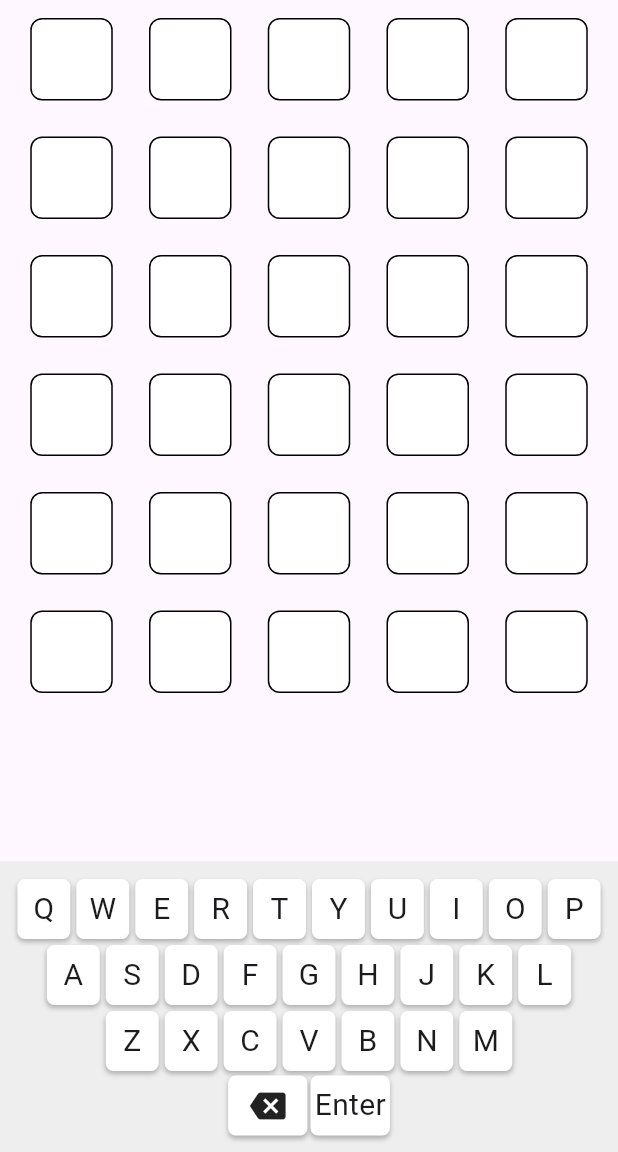
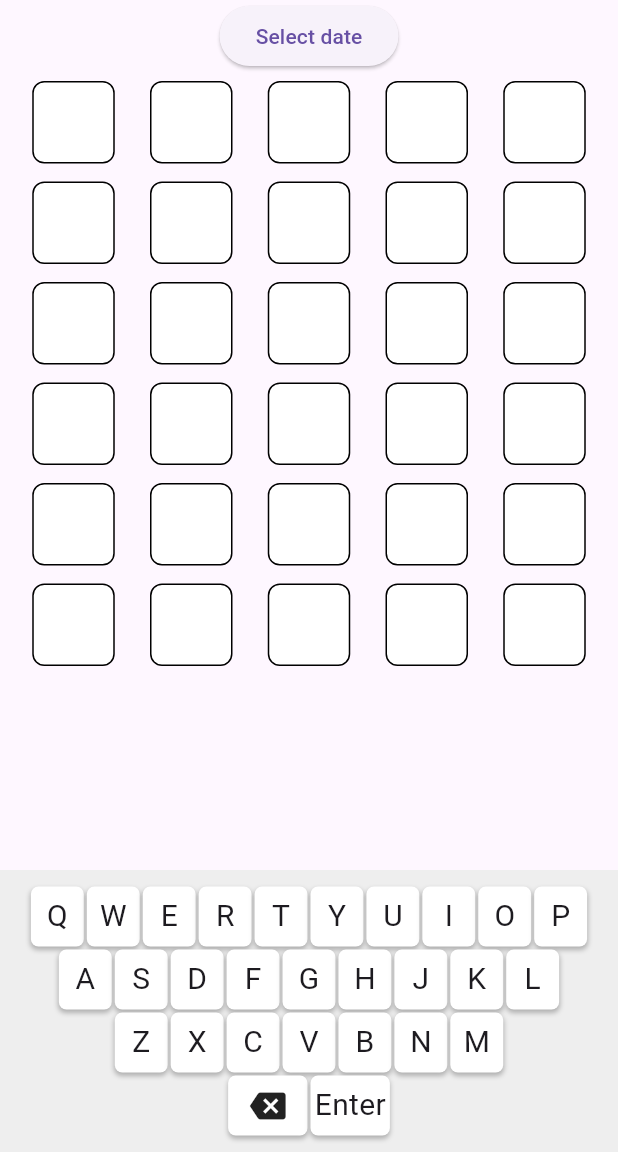
Before and after one commit to deda-72/late_solver, a Flutter app: the screen it shows after launch, on a phone screen of 412 x 824 dp, the part 84-1236 px from its top. Run offline on Flutter 3.47's test engine with Material 3 defaults, Android fonts, the phone set to English and light mode, and no system bars.

Commit message:
Update main.dart

```diff
--- a/lib/main.dart
+++ b/lib/main.dart
@@ -23,6 +23,7 @@ class _LetterRowScreenState extends State<LetterRowScreen> {
       List.generate(6, (_) => List.generate(5, (_) => ''));
   int currentRow = 0; // Keep track of the current row being edited
   bool isFixed = false;
+  DateTime? selectedDate;
 
   void updateLetter(int rowIndex, int colIndex, String letter) {
     if (!isFixed) {
@@ -69,6 +70,19 @@ class _LetterRowScreenState extends State<LetterRowScreen> {
     }
   }
 
+  Future<void> selectDate(BuildContext context) async {
+    final DateTime? picked = await showDatePicker(
+      context: context,
+      initialDate: selectedDate ?? DateTime.now(),
+      firstDate: DateTime(2000),
+      lastDate: DateTime(2101),
+    );
+    if (picked != null && picked != selectedDate)
+      setState(() {
+        selectedDate = picked;
+      });
+  }
+
   @override
   Widget build(BuildContext context) {
     return Scaffold(
@@ -79,19 +93,29 @@ class _LetterRowScreenState extends State<LetterRowScreen> {
       ),
       body: Column(
         children: [
+          ElevatedButton(
+            onPressed: () => selectDate(context),
+            child: Text(
+              selectedDate == null
+                  ? 'Select date'
+                  : '${selectedDate!.toLocal()}'.split(' ')[0],
+            ),
+          ),
           Expanded(
             child: ListView.builder(
               itemCount: rows.length,
               itemBuilder: (context, rowIndex) {
                 return Container(
-                  margin: EdgeInsets.symmetric(vertical: 8.0),
+                  margin: EdgeInsets.symmetric(
+                      vertical: 4.0), // Reduce space between rows
                   child: Row(
                     mainAxisAlignment: MainAxisAlignment.spaceEvenly,
                     children: List.generate(5, (colIndex) {
                       return Container(
                         width: 55.0, // Fixed width
                         height: 55.0, // Fixed height to make it square
-                        margin: EdgeInsets.all(4.0),
+                        margin:
+                            EdgeInsets.all(2.0), // Reduce space between cells
                         decoration: BoxDecoration(
                           color: Colors.white, // White background
                           border: Border.all(
@@ -158,7 +182,7 @@ class Keyboard extends StatelessWidget {
         // Define key size based on screen width
         double keyWidth = (constraints.maxWidth - 20) /
             10 *
-            0.9; // Decrease key width by factor 0.8
+            0.9; // Decrease key width by factor 0.9
         double keyHeight = 40.0;
 
         return Container(
@@ -195,7 +219,7 @@ class Keyboard extends StatelessWidget {
     return GestureDetector(
       onTap: () => onLetterSelected(letter),
       child: Container(
-        margin: EdgeInsets.all(2.0),
+        margin: EdgeInsets.all(1.0), // Reduce space between keys
         width: width,
         height: height,
         decoration: BoxDecoration(
@@ -225,7 +249,7 @@ class Keyboard extends StatelessWidget {
     return GestureDetector(
       onTap: onTap,
       child: Container(
-        margin: EdgeInsets.all(1.0),
+        margin: EdgeInsets.all(1.0), // Reduce space between keys
         width: width * 1.5, // Special keys are 1.5 times wider
         height: height,
         decoration: BoxDecoration(
```
